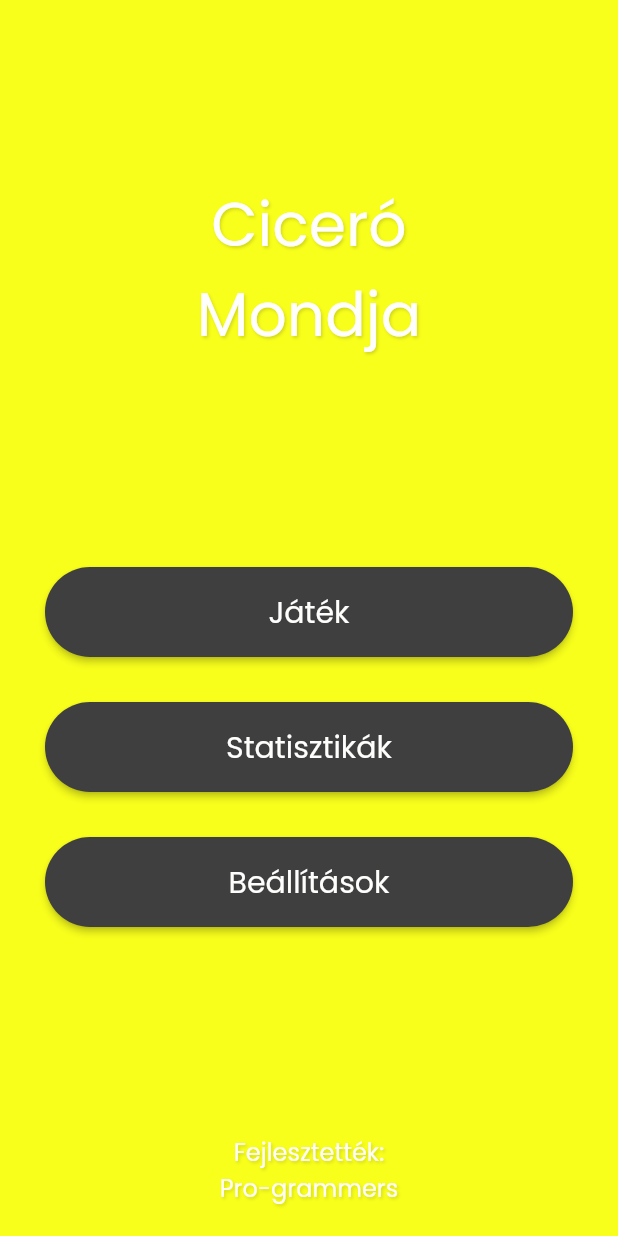
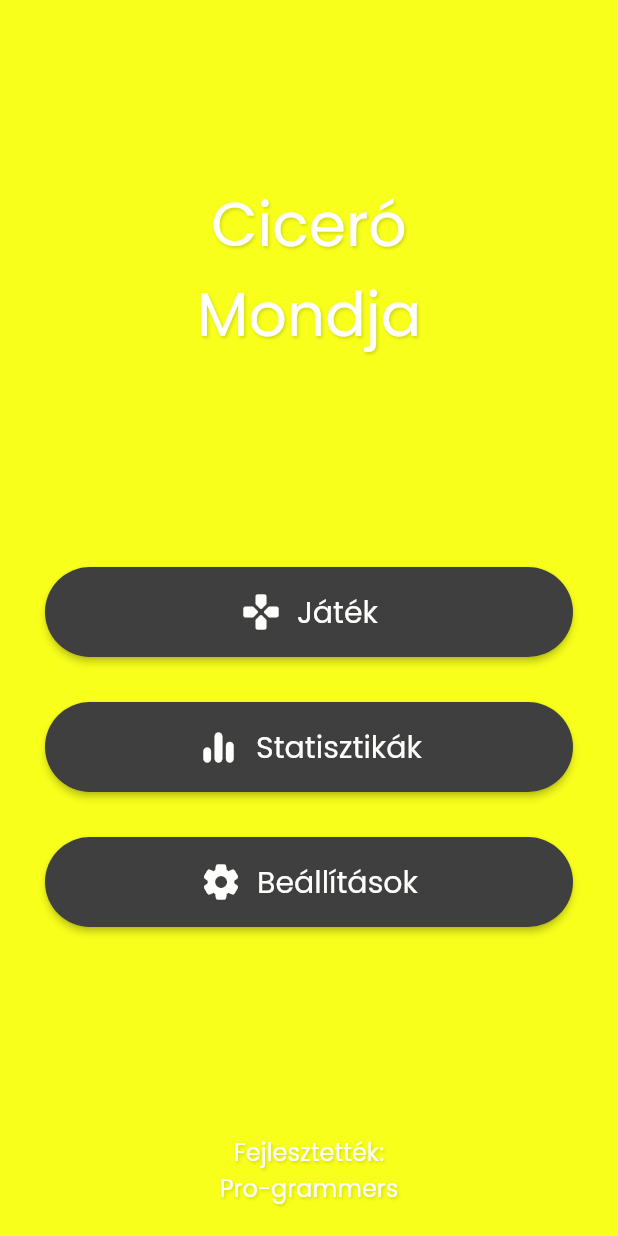
Before and after one commit to Texyfore/simon-says, a Flutter app: the screen it shows after launch, on a phone screen of 412 x 824 dp. Run offline on Flutter 3.47's test engine with Material 2 defaults, Android fonts, the light colour scheme and no system bars; our stand-ins replace audioplayers, flutter_bloc, flutter_spinkit; missing offline and left inert: flutter_launcher_icons.

Commit message:
added audio library

```diff
--- a/lib/pages/home.dart
+++ b/lib/pages/home.dart
@@ -2,6 +2,8 @@ import 'package:flutter/material.dart';
 import 'package:flutter/painting.dart';
 import 'package:flutter/widgets.dart';
 import 'package:simon_says/pages/colorchanger.dart';
+import 'package:audioplayers/audio_cache.dart';
+import 'package:audioplayers/audioplayers.dart';
 
 class Home extends StatelessWidget {
   final Color darkColor = Color(0xFF3F3F3F);
@@ -13,6 +15,10 @@ class Home extends StatelessWidget {
   );
 
   @override
+  Future<AudioPlayer> playLocalAsset() async {
+    AudioCache cache = new AudioCache();
+    return await cache.play("assets/sounds/cicero_loop_128.mp3");
+  }
   Widget build(BuildContext context) {
     return Scaffold(
       body: SizedBox.expand(
@@ -49,13 +55,25 @@ class Home extends StatelessWidget {
                         onPressed: () {
                           Navigator.pushNamed(context, "/gameLoad");
                         },
-                        child: Text(
+                        child: Row(
+                          mainAxisAlignment: MainAxisAlignment.center,
+                          children: [
+                            Icon(
+                              Icons.gamepad_rounded,
+                              color: letterColor,
+                              size: 28.0,
+                            ),
+                            SizedBox(width: 10.0,),
+                            Text(
                               'Játék',
                               style: TextStyle(
                                 fontFamily: 'Poppins',
                                 fontSize: 20.0,
                                 color: letterColor,
                               ),
+                            ),
+                            SizedBox(),
+                          ],
                         ),
                         style: ElevatedButton.styleFrom(
                           primary: darkColor,
@@ -73,13 +91,24 @@ class Home extends StatelessWidget {
                         onPressed: () {
                           Navigator.pushNamed(context, "/stats");
                         },
-                        child: Text(
+                        child: Row(
+                          mainAxisAlignment: MainAxisAlignment.center,
+                          children: [
+                            Icon(
+                              Icons.equalizer_rounded,
+                              color: letterColor,
+                              size: 30.0,
+                            ),
+                            SizedBox(width: 10.0,),
+                            Text(
                               'Statisztikák',
                               style: TextStyle(
                                 fontFamily: 'Poppins',
                                 fontSize: 20.0,
                                 color: letterColor,
                               ),
+                            ),
+                          ],
                         ),
                         style: ElevatedButton.styleFrom(
                           primary: darkColor,
@@ -97,13 +126,24 @@ class Home extends StatelessWidget {
                         onPressed: () {
                           Navigator.pushNamed(context, "/settings");
                         },
-                        child: Text(
+                        child: Row(
+                          mainAxisAlignment: MainAxisAlignment.center,
+                          children: [
+                            Icon(
+                              Icons.settings_rounded,
+                              color: letterColor,
+                              size: 28.0,
+                            ),
+                            SizedBox(width: 10.0,),
+                            Text(
                               'Beállítások',
                               style: TextStyle(
                                 fontFamily: 'Poppins',
                                 fontSize: 20.0,
                                 color: letterColor,
                               ),
+                            ),
+                          ],
                         ),
                         style: ElevatedButton.styleFrom(
                           primary: darkColor,
--- a/pubspec.yaml
+++ b/pubspec.yaml
@@ -26,6 +26,8 @@ dependencies:
   flutter_bloc: ^6.0.6
   bloc: ^6.0.3
 
+  audioplayers: ^0.16.1
+
   flutter_spinkit: "^4.1.2"
 
   flutter_launcher_icons: ^0.8.1
@@ -52,6 +54,7 @@ flutter:
   # To add assets to your application, add an assets section, like this:
   assets:
     - assets/
+    - assets/sounds/
 
   # An image asset can refer to one or more resolution-specific "variants", see
   # https://flutter.dev/assets-and-images/#resolution-aware.
```
Also changed, not shown: pubspec.lock, 2 other files. Lines whose indentation alone changed are shown as unchanged.
